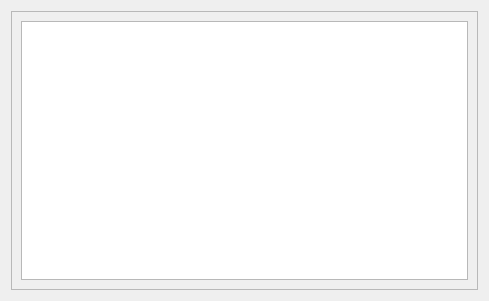
First picture: the form in ui/usermessage.ui, repository StarixWoS/ReMix, before the edit.
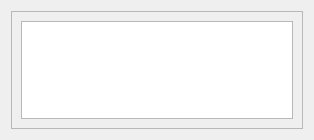
Second picture: the form after the edit.

```diff
--- a/ui/usermessage.ui
+++ b/ui/usermessage.ui
@@ -6,8 +6,8 @@
    <rect>
     <x>0</x>
     <y>0</y>
-    <width>489</width>
-    <height>301</height>
+    <width>314</width>
+    <height>140</height>
    </rect>
   </property>
   <property name="windowTitle">
```
Left out of the diff: 6 changed lines with no effect on the pictures.
